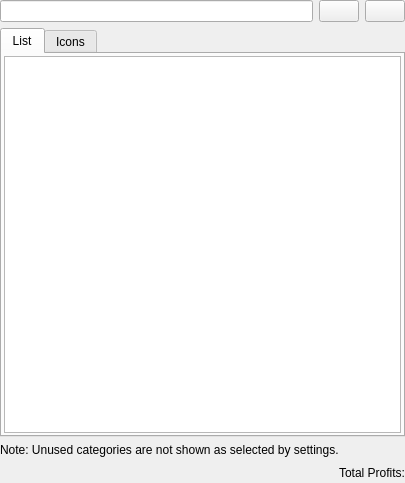
Before: the Qt Designer form kmymoney/views/kaccountsviewdecl.ui in KDE/kmymoney, drawn with Qt 5.
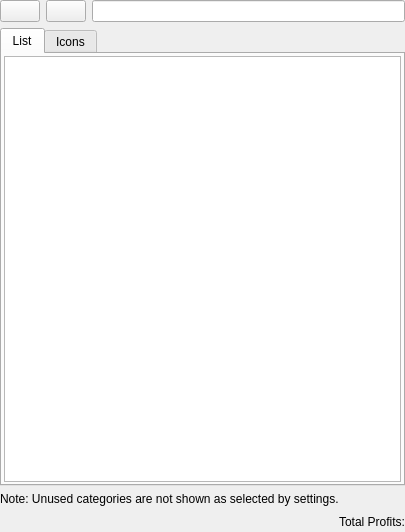
After: the same form once the commit is applied. Custom widgets are drawn as their Qt base class.

Commit message:
Move collapse/expand buttons to the left to have faster access
BUG:416281
FIXED-IN:4.8.5

```diff
--- a/kmymoney/views/kaccountsviewdecl.ui
+++ b/kmymoney/views/kaccountsviewdecl.ui
@@ -7,7 +7,7 @@
     <x>0</x>
     <y>0</y>
     <width>405</width>
-    <height>185</height>
+    <height>532</height>
    </rect>
   </property>
   <layout class="QVBoxLayout">
@@ -16,13 +16,6 @@
    </property>
    <item>
     <layout class="QHBoxLayout" name="m_filterLayout">
-     <item>
-      <widget class="KLineEdit" name="m_searchWidget">
-       <property name="showClearButton" stdset="0">
-        <bool>true</bool>
-       </property>
-      </widget>
-     </item>
      <item>
       <widget class="KPushButton" name="m_collapseButton">
        <property name="toolTip">
@@ -43,6 +36,13 @@
        </property>
       </widget>
      </item>
+     <item>
+      <widget class="KLineEdit" name="m_searchWidget">
+       <property name="showClearButton" stdset="0">
+        <bool>true</bool>
+       </property>
+      </widget>
+     </item>
     </layout>
    </item>
    <item>
```
The commit also changes 2 other files.
